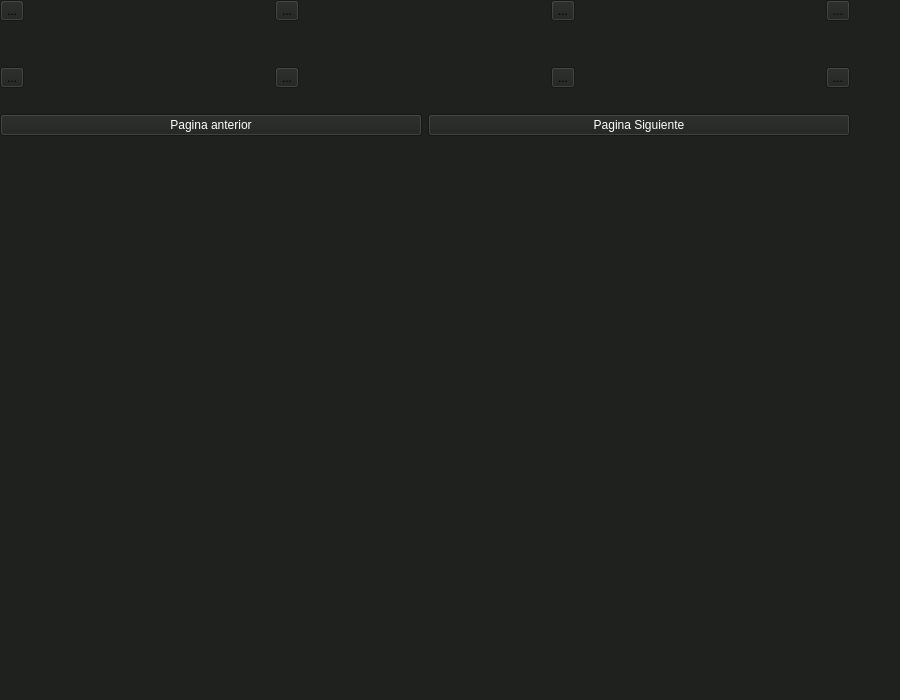
Before: the Qt Designer form AdminPages.ui in AndreyZartty/Tecflix-Client, drawn with Qt 5.
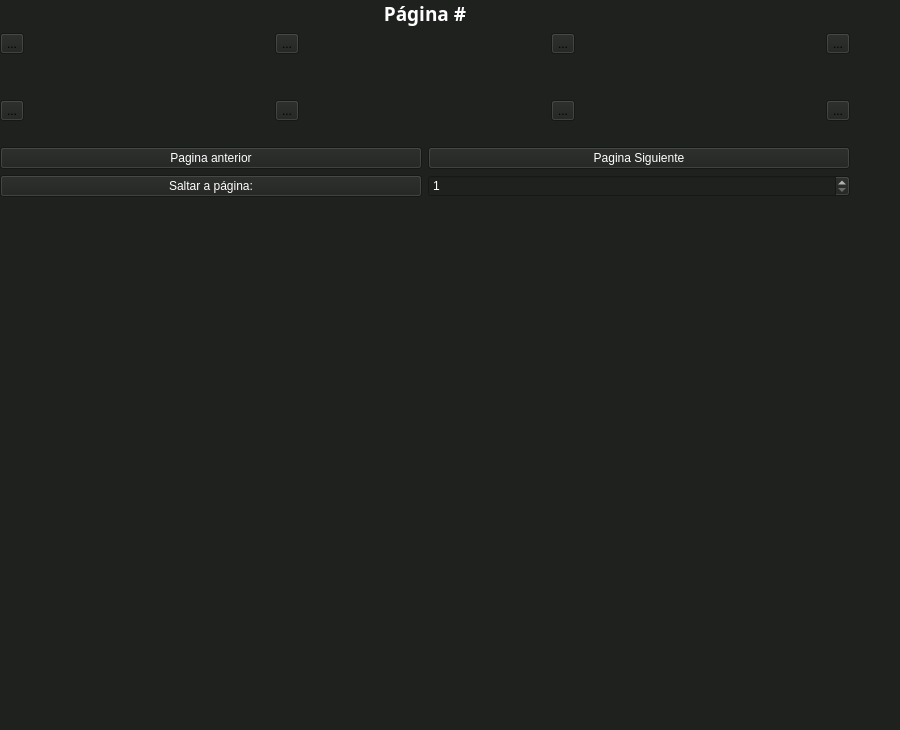
After: the same form once the commit is applied.

Commit message: Salto de pagina completado y modificacion de ventana principal

Diff of the .ui file:
```diff
--- a/AdminPages.ui
+++ b/AdminPages.ui
@@ -7,19 +7,19 @@
     <x>0</x>
     <y>0</y>
     <width>900</width>
-    <height>700</height>
+    <height>730</height>
    </rect>
   </property>
   <property name="minimumSize">
    <size>
     <width>900</width>
-    <height>700</height>
+    <height>730</height>
    </size>
   </property>
   <property name="maximumSize">
    <size>
     <width>1000</width>
-    <height>700</height>
+    <height>730</height>
    </size>
   </property>
   <property name="windowTitle">
@@ -48,6 +48,30 @@
      <property name="topMargin">
       <number>0</number>
      </property>
+     <item>
+      <widget class="QLabel" name="Pagina">
+       <property name="font">
+        <font>
+         <family>MathJax_Main</family>
+         <pointsize>14</pointsize>
+         <weight>75</weight>
+         <bold>true</bold>
+        </font>
+       </property>
+       <property name="styleSheet">
+        <string notr="true"> color : rgb(255, 255, 255); </string>
+       </property>
+       <property name="text">
+        <string>Página #</string>
+       </property>
+       <property name="alignment">
+        <set>Qt::AlignCenter</set>
+       </property>
+       <property name="wordWrap">
+        <bool>true</bool>
+       </property>
+      </widget>
+     </item>
      <item>
       <layout class="QHBoxLayout" name="horizontalLayout">
        <property name="leftMargin">
@@ -259,6 +283,42 @@
        </item>
       </layout>
      </item>
+     <item>
+      <layout class="QHBoxLayout" name="horizontalLayout_5">
+       <item>
+        <widget class="QPushButton" name="SaltarPag">
+         <property name="styleSheet">
+          <string notr="true"> color : rgb(255, 255, 255); </string>
+         </property>
+         <property name="text">
+          <string>Saltar a página:</string>
+         </property>
+        </widget>
+       </item>
+       <item>
+        <widget class="QSpinBox" name="SpinPag">
+         <property name="layoutDirection">
+          <enum>Qt::LeftToRight</enum>
+         </property>
+         <property name="styleSheet">
+          <string notr="true"> color : rgb(255, 255, 255); </string>
+         </property>
+         <property name="inputMethodHints">
+          <set>Qt::ImhDigitsOnly</set>
+         </property>
+         <property name="readOnly">
+          <bool>false</bool>
+         </property>
+         <property name="minimum">
+          <number>1</number>
+         </property>
+         <property name="maximum">
+          <number>631</number>
+         </property>
+        </widget>
+       </item>
+      </layout>
+     </item>
      <item>
       <layout class="QHBoxLayout" name="horizontalLayout_3">
        <property name="leftMargin">
```
The commit also changes 9 other files.
